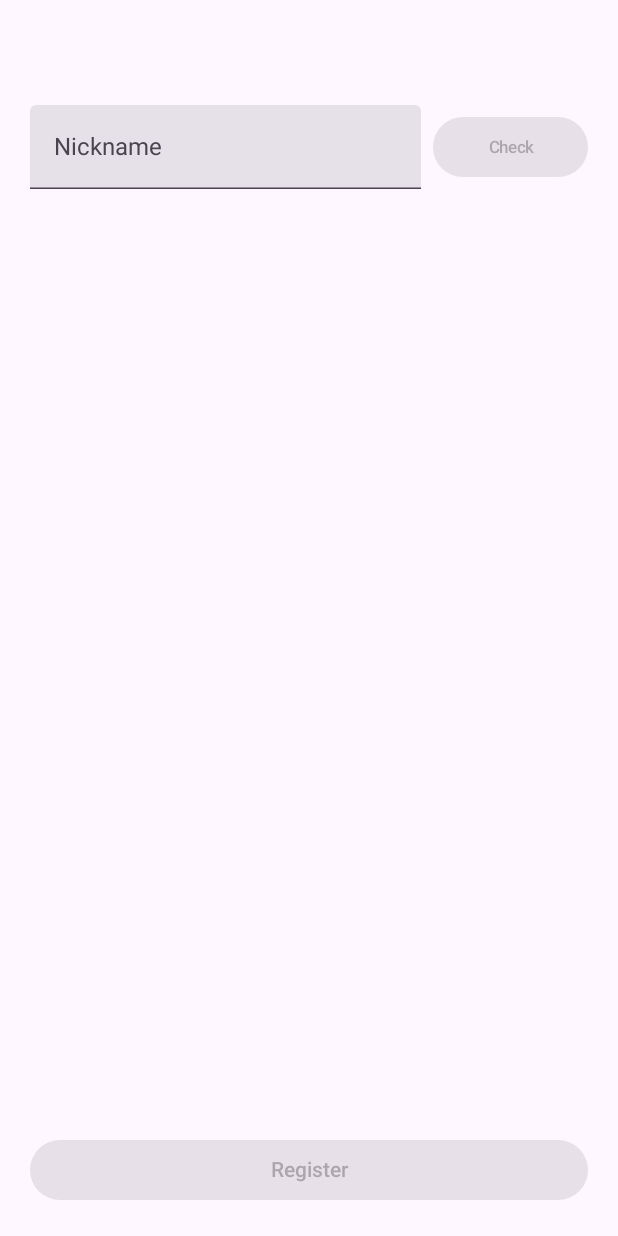
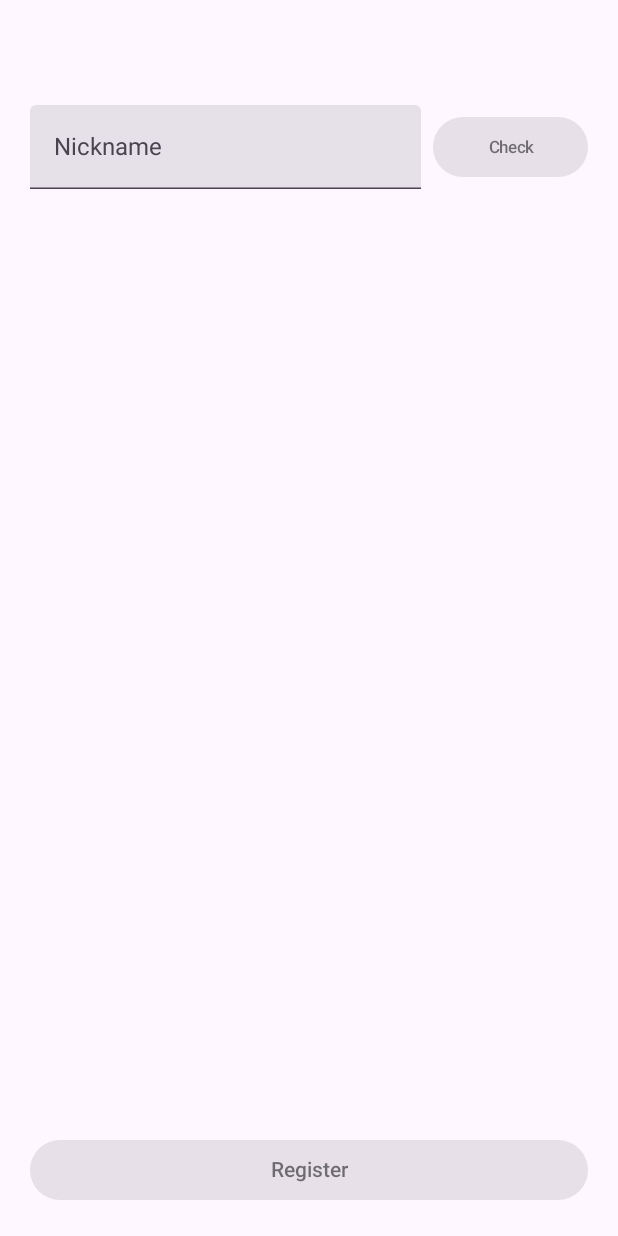
Before and after one commit to ParkJong-Hun/Linkument, an Android app built with Jetpack Compose: the composable SignUpRoute shown on its own in the app's theme, on a phone screen of 412 x 824 dp. Run offline under Robolectric (Android 15) with nearby library versions, the phone set to English and light mode, and no system bars; our stand-ins replace Dagger/Hilt's generated code.

Commit message:
feat: change sign up screen ui and fix template component

```diff
--- a/Android/app/src/main/java/com/pjh/linkument_android_app/feature/firststep/SignUpScreen.kt
+++ b/Android/app/src/main/java/com/pjh/linkument_android_app/feature/firststep/SignUpScreen.kt
@@ -1,5 +1,6 @@
 package com.pjh.linkument_android_app.feature.firststep
 
+import android.content.res.Configuration
 import androidx.compose.foundation.layout.*
 import androidx.compose.material3.*
 import androidx.compose.runtime.*
@@ -12,6 +13,9 @@ import androidx.hilt.navigation.compose.hiltViewModel
 import androidx.lifecycle.compose.ExperimentalLifecycleComposeApi
 import androidx.lifecycle.compose.collectAsStateWithLifecycle
 import com.pjh.linkument_android_app.R
+import com.pjh.linkument_android_app.ui.template.button.BasicButton
+import com.pjh.linkument_android_app.ui.theme.AppTheme
+import com.pjh.linkument_android_app.ui.theme.ButtonColorType
 import com.pjh.linkument_android_app.ui.theme.DefaultScreenHorizontalPadding
 import com.pjh.linkument_android_app.ui.theme.DefaultScreenVerticalPadding
 
@@ -98,45 +102,52 @@ private fun SignUpContent(
                     value = nickname,
                     onValueChange = onNicknameChange,
                     modifier = Modifier.fillMaxWidth(0.7f),
-                    label = {
-                        Text(
-                            text = stringResource(R.string.L0102_nickname_text_field_label)
-                        )
-                    },
-                    maxLines = 1,
+                    label = { Text(text = stringResource(R.string.L0102_nickname_text_field_label)) },
+                    singleLine = true,
                 )
                 Spacer(modifier = Modifier.width(8.dp))
-                Button(
+                BasicButton(
                     onClick = { onCheckUserButtonClick(nickname) },
                     modifier = Modifier.fillMaxWidth(),
                     enabled = nickname.isNotBlank(),
-                ) {
-                    Text(
                     text = stringResource(R.string.L0102_check_button_label),
-                        maxLines = 1,
-                        style = MaterialTheme.typography.labelSmall
+                    textStyle = MaterialTheme.typography.labelSmall,
                 )
             }
-            }
-            Button(
+            BasicButton(
                 onClick = { onRegisterButtonClick(nickname) },
-                modifier = Modifier.fillMaxWidth(),
+                modifier = Modifier
+                    .fillMaxWidth()
+                    .wrapContentHeight(),
                 enabled = checkValid,
-            ) {
-                Text(
-                    text = stringResource(R.string.L0102_register_button_label)
+                colorType = ButtonColorType.Tertiary,
+                text = stringResource(R.string.L0102_register_button_label),
+                textStyle = MaterialTheme.typography.labelLarge
             )
         }
     }
 }
-}
 
-@Preview(showBackground = true)
+@Preview(group = "lightMode", showBackground = true, uiMode = Configuration.UI_MODE_NIGHT_NO)
 @Composable
-fun SignUpScreenView() {
+fun SignUpScreenLightPreview() {
+    AppTheme {
         SignUpContent(
-        checkValid = false,
+            checkValid = true,
             onCheckUserButtonClick = {},
             onRegisterButtonClick = {},
         )
     }
+}
+
+@Preview(group = "darkMode", showBackground = true, uiMode = Configuration.UI_MODE_NIGHT_YES)
+@Composable
+fun SignUpScreenDarkPreview() {
+    AppTheme {
+        SignUpContent(
+            checkValid = true,
+            onCheckUserButtonClick = {},
+            onRegisterButtonClick = {},
+        )
+    }
+}
--- a/Android/app/src/main/java/com/pjh/linkument_android_app/ui/template/button/BasicButton.kt
+++ b/Android/app/src/main/java/com/pjh/linkument_android_app/ui/template/button/BasicButton.kt
@@ -65,7 +65,8 @@ fun BasicButton(
             text = text,
             maxLines = textMaxLines,
             style = textStyle,
-            color = when (colorType) {
+            color = if (enabled) {
+                when (colorType) {
                     ButtonColorType.Primary -> MaterialTheme.colorScheme.onPrimary
                     ButtonColorType.PrimaryContainer -> MaterialTheme.colorScheme.onPrimaryContainer
                     ButtonColorType.Secondary -> MaterialTheme.colorScheme.onSecondary
@@ -73,6 +74,9 @@ fun BasicButton(
                     ButtonColorType.Tertiary -> MaterialTheme.colorScheme.onTertiary
                     ButtonColorType.TertiaryContainer -> MaterialTheme.colorScheme.onTertiaryContainer
                     ButtonColorType.Error -> MaterialTheme.colorScheme.onError
+                }
+            } else {
+                MaterialTheme.colorScheme.onBackground.copy(alpha = 0.6f)
             }
         )
     }
--- a/Android/app/src/main/java/com/pjh/linkument_android_app/ui/template/button/BasicTextButton.kt
+++ b/Android/app/src/main/java/com/pjh/linkument_android_app/ui/template/button/BasicTextButton.kt
@@ -34,7 +34,8 @@ fun BasicTextButton(
             text = text,
             maxLines = textMaxLines,
             style = textStyle,
-            color = when (colorType) {
+            color = if (enabled) {
+                when (colorType) {
                     ButtonColorType.Primary -> MaterialTheme.colorScheme.primary
                     ButtonColorType.PrimaryContainer -> MaterialTheme.colorScheme.primaryContainer
                     ButtonColorType.Secondary -> MaterialTheme.colorScheme.secondary
@@ -42,6 +43,9 @@ fun BasicTextButton(
                     ButtonColorType.Tertiary -> MaterialTheme.colorScheme.tertiary
                     ButtonColorType.TertiaryContainer -> MaterialTheme.colorScheme.tertiaryContainer
                     ButtonColorType.Error -> MaterialTheme.colorScheme.error
+                }
+            } else {
+                MaterialTheme.colorScheme.onBackground.copy(alpha = 0.6f)
             }
         )
     }
--- a/Android/app/src/main/java/com/pjh/linkument_android_app/ui/theme/Theme.kt
+++ b/Android/app/src/main/java/com/pjh/linkument_android_app/ui/theme/Theme.kt
@@ -1,10 +1,13 @@
 package com.pjh.linkument_android_app.ui.theme
 
+import androidx.compose.foundation.background
 import androidx.compose.foundation.isSystemInDarkTheme
+import androidx.compose.foundation.layout.Box
 import androidx.compose.material3.MaterialTheme
 import androidx.compose.material3.darkColorScheme
 import androidx.compose.material3.lightColorScheme
 import androidx.compose.runtime.Composable
+import androidx.compose.ui.Modifier
 
 /**
  * App theme
@@ -95,6 +98,10 @@ fun AppTheme(
         colorScheme = colors,
         typography = typography
     ) {
-        content()
+        Box(
+            modifier = Modifier.background(color = colors.background)
+        ) {
+            content()
+        }
     }
 }
```
Also changed, not shown: Android/app/src/main/java/com/pjh/linkument_android_app/feature/firststep/LoginScreen.kt (+14 -2 lines). Lines whose indentation alone changed are shown as unchanged.
